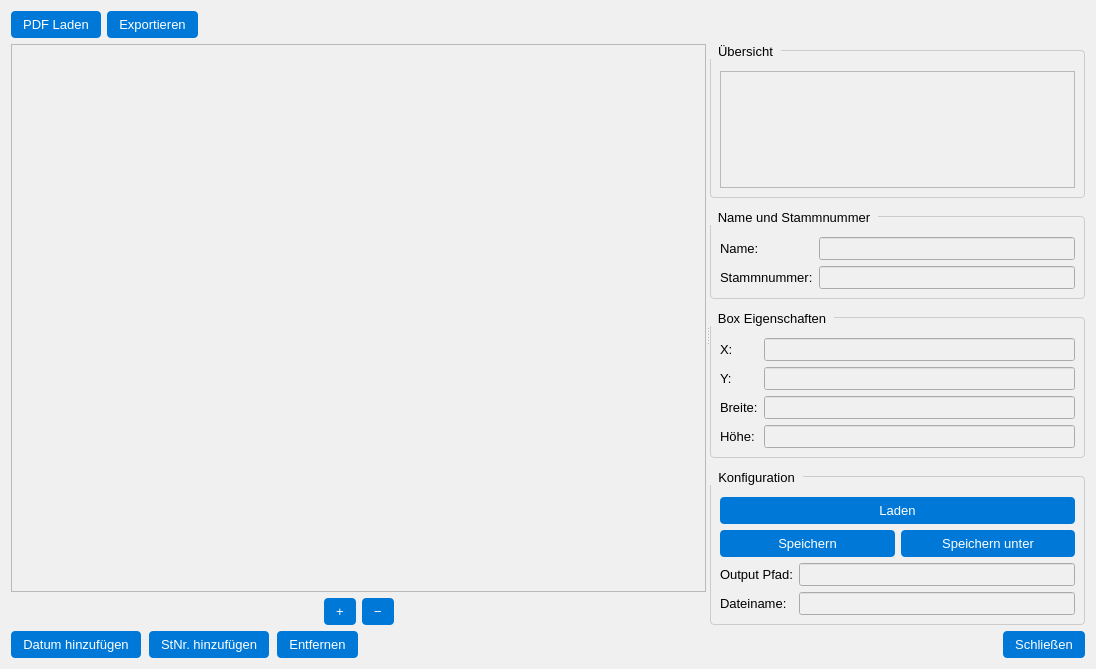
First picture: the form in src/ui/design/pdf_display.ui, repository CodeName-666/VDataParser, before the edit.
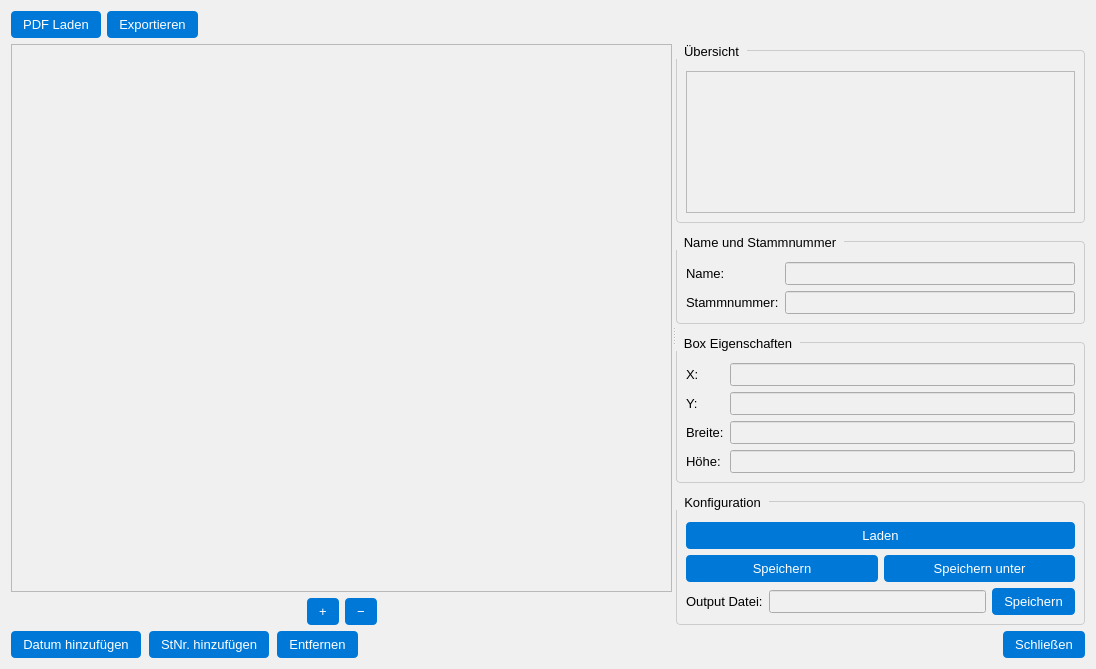
Second picture: the form after the edit.

Commit message: simplify output path entry

What changed in the file:
```diff
--- a/src/ui/design/pdf_display.ui
+++ b/src/ui/design/pdf_display.ui
@@ -333,22 +333,23 @@
            <item row="0" column="0">
             <widget class="QLabel" name="labelOutputPath">
              <property name="text">
-              <string>Output Pfad:</string>
+              <string>Output Datei:</string>
              </property>
             </widget>
            </item>
            <item row="0" column="1">
+            <layout class="QHBoxLayout" name="layoutOutput">
+             <item>
             <widget class="QLineEdit" name="lineEditOutputPath"/>
            </item>
-           <item row="1" column="0">
-            <widget class="QLabel" name="labelOutputName">
+             <item>
+              <widget class="QPushButton" name="btnSaveOutputPath">
              <property name="text">
-              <string>Dateiname:</string>
+                <string>Speichern</string>
              </property>
             </widget>
            </item>
-           <item row="1" column="1">
-            <widget class="QLineEdit" name="lineEditOutputName"/>
+            </layout>
            </item>
           </layout>
          </item>
```
Lines whose indentation alone changed are shown as unchanged. The commit also changes 2 other files.
